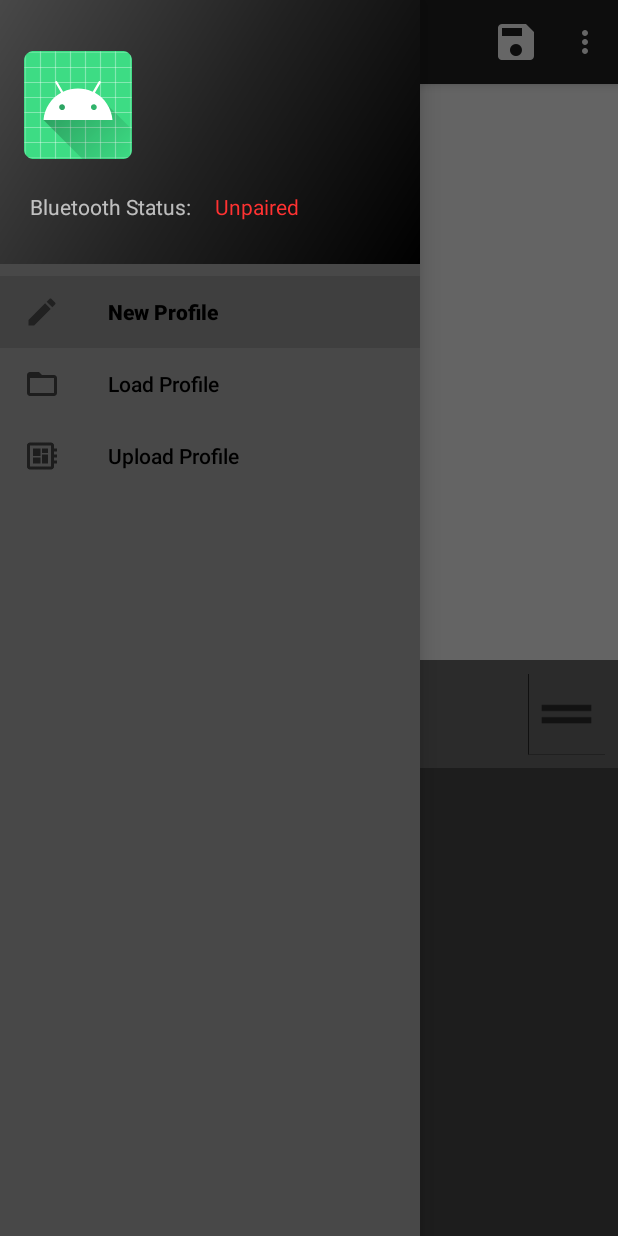
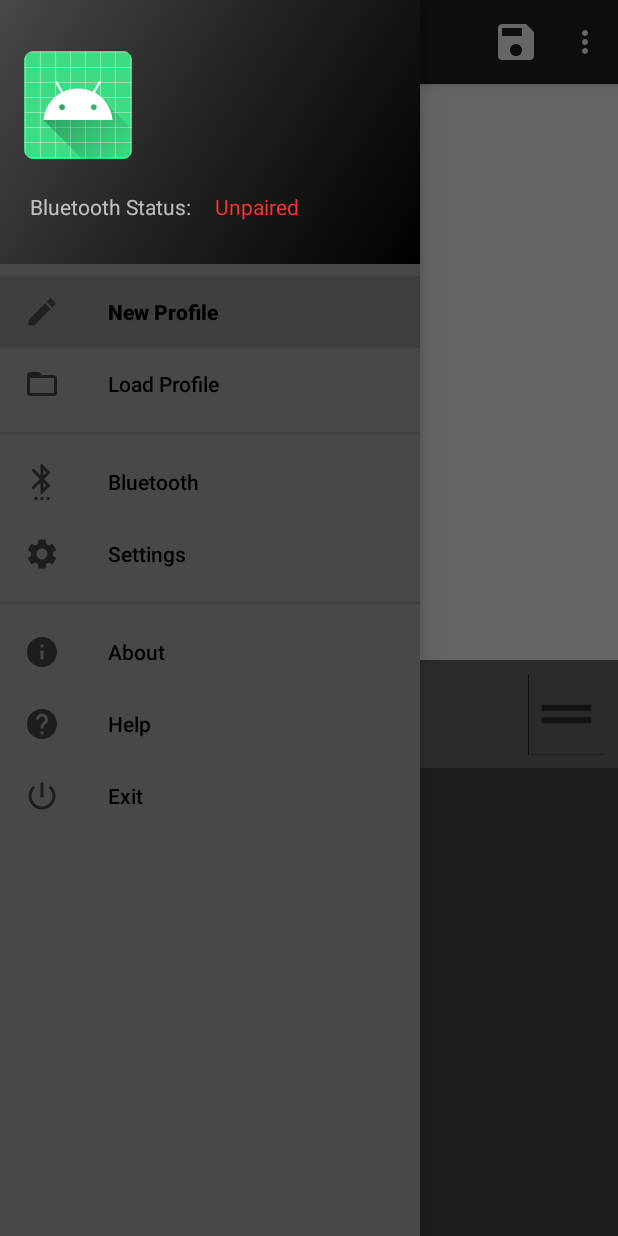
Before and after one commit to kkevn/LEDsign, an Android app: the screen it shows after launch (MainActivity), with the side drawer open, on a phone screen of 412 x 824 dp. Run offline under Robolectric (Android 15) with nearby library versions, the light colour scheme and no system bars; our stand-ins replace navigation-ui; libraries missing offline, so code that uses them is left out: processing.android, processing.core; 3 statements that could not run were skipped.

Commit message:
changed drawer layout items

```diff
--- a/app/src/main/java/com/kkevn/ledsign/MainActivity.java
+++ b/app/src/main/java/com/kkevn/ledsign/MainActivity.java
@@ -134,6 +134,9 @@ public class MainActivity extends AppCompatActivity {
 
     @Override
     public boolean onPrepareOptionsMenu(Menu menu) {
+
+        // customize menu so that it can be icon or in menu, tap on title to edit prof
+
         toolbar_menu.findItem(R.id.menu_upload).setEnabled(false);
         return super.onPrepareOptionsMenu(menu);
     }
--- /dev/null
+++ b/app/src/main/res/drawable/baseline_help_24.xml
@@ -0,0 +1,10 @@
+<vector xmlns:android="http://schemas.android.com/apk/res/android"
+    android:width="24dp"
+    android:height="24dp"
+    android:viewportWidth="24"
+    android:viewportHeight="24"
+    android:tint="?attr/colorControlNormal">
+  <path
+      android:fillColor="@android:color/white"
+      android:pathData="M12,2C6.48,2 2,6.48 2,12s4.48,10 10,10 10,-4.48 10,-10S17.52,2 12,2zM13,19h-2v-2h2v2zM15.07,11.25l-0.9,0.92C13.45,12.9 13,13.5 13,15h-2v-0.5c0,-1.1 0.45,-2.1 1.17,-2.83l1.24,-1.26c0.37,-0.36 0.59,-0.86 0.59,-1.41 0,-1.1 -0.9,-2 -2,-2s-2,0.9 -2,2L8,9c0,-2.21 1.79,-4 4,-4s4,1.79 4,4c0,0.88 -0.36,1.68 -0.93,2.25z"/>
+</vector>
--- /dev/null
+++ b/app/src/main/res/drawable/baseline_info_24.xml
@@ -0,0 +1,10 @@
+<vector xmlns:android="http://schemas.android.com/apk/res/android"
+    android:width="24dp"
+    android:height="24dp"
+    android:viewportWidth="24"
+    android:viewportHeight="24"
+    android:tint="?attr/colorControlNormal">
+  <path
+      android:fillColor="@android:color/white"
+      android:pathData="M12,2C6.48,2 2,6.48 2,12s4.48,10 10,10 10,-4.48 10,-10S17.52,2 12,2zM13,17h-2v-6h2v6zM13,9h-2L11,7h2v2z"/>
+</vector>
--- /dev/null
+++ b/app/src/main/res/drawable/baseline_power_settings_new_24.xml
@@ -0,0 +1,10 @@
+<vector xmlns:android="http://schemas.android.com/apk/res/android"
+    android:width="24dp"
+    android:height="24dp"
+    android:viewportWidth="24"
+    android:viewportHeight="24"
+    android:tint="?attr/colorControlNormal">
+  <path
+      android:fillColor="@android:color/white"
+      android:pathData="M13,3h-2v10h2L13,3zM17.83,5.17l-1.42,1.42C17.99,7.86 19,9.81 19,12c0,3.87 -3.13,7 -7,7s-7,-3.13 -7,-7c0,-2.19 1.01,-4.14 2.58,-5.42L6.17,5.17C4.23,6.82 3,9.26 3,12c0,4.97 4.03,9 9,9s9,-4.03 9,-9c0,-2.74 -1.23,-5.18 -3.17,-6.83z"/>
+</vector>
--- /dev/null
+++ b/app/src/main/res/drawable/baseline_settings_24.xml
@@ -0,0 +1,10 @@
+<vector xmlns:android="http://schemas.android.com/apk/res/android"
+    android:width="24dp"
+    android:height="24dp"
+    android:viewportWidth="24"
+    android:viewportHeight="24"
+    android:tint="?attr/colorControlNormal">
+  <path
+      android:fillColor="@android:color/white"
+      android:pathData="M19.14,12.94c0.04,-0.3 0.06,-0.61 0.06,-0.94c0,-0.32 -0.02,-0.64 -0.07,-0.94l2.03,-1.58c0.18,-0.14 0.23,-0.41 0.12,-0.61l-1.92,-3.32c-0.12,-0.22 -0.37,-0.29 -0.59,-0.22l-2.39,0.96c-0.5,-0.38 -1.03,-0.7 -1.62,-0.94L14.4,2.81c-0.04,-0.24 -0.24,-0.41 -0.48,-0.41h-3.84c-0.24,0 -0.43,0.17 -0.47,0.41L9.25,5.35C8.66,5.59 8.12,5.92 7.63,6.29L5.24,5.33c-0.22,-0.08 -0.47,0 -0.59,0.22L2.74,8.87C2.62,9.08 2.66,9.34 2.86,9.48l2.03,1.58C4.84,11.36 4.8,11.69 4.8,12s0.02,0.64 0.07,0.94l-2.03,1.58c-0.18,0.14 -0.23,0.41 -0.12,0.61l1.92,3.32c0.12,0.22 0.37,0.29 0.59,0.22l2.39,-0.96c0.5,0.38 1.03,0.7 1.62,0.94l0.36,2.54c0.05,0.24 0.24,0.41 0.48,0.41h3.84c0.24,0 0.44,-0.17 0.47,-0.41l0.36,-2.54c0.59,-0.24 1.13,-0.56 1.62,-0.94l2.39,0.96c0.22,0.08 0.47,0 0.59,-0.22l1.92,-3.32c0.12,-0.22 0.07,-0.47 -0.12,-0.61L19.14,12.94zM12,15.6c-1.98,0 -3.6,-1.62 -3.6,-3.6s1.62,-3.6 3.6,-3.6s3.6,1.62 3.6,3.6S13.98,15.6 12,15.6z"/>
+</vector>
--- /dev/null
+++ b/app/src/main/res/drawable/baseline_settings_bluetooth_24.xml
@@ -0,0 +1,10 @@
+<vector xmlns:android="http://schemas.android.com/apk/res/android"
+    android:width="24dp"
+    android:height="24dp"
+    android:viewportWidth="24"
+    android:viewportHeight="24"
+    android:tint="?attr/colorControlNormal">
+  <path
+      android:fillColor="@android:color/white"
+      android:pathData="M11,24h2v-2h-2v2zM7,24h2v-2L7,22v2zM15,24h2v-2h-2v2zM17.71,5.71L12,0h-1v7.59L6.41,3 5,4.41 10.59,10 5,15.59 6.41,17 11,12.41L11,20h1l5.71,-5.71 -4.3,-4.29 4.3,-4.29zM13,3.83l1.88,1.88L13,7.59L13,3.83zM14.88,14.29L13,16.17v-3.76l1.88,1.88z"/>
+</vector>
--- a/app/src/main/res/menu/activity_main_drawer.xml
+++ b/app/src/main/res/menu/activity_main_drawer.xml
@@ -15,9 +15,38 @@
             android:id="@+id/nav_load_profile"
             android:icon="@drawable/baseline_folder_open_24"
             android:title="@string/menu_load_profile" />
+    </group>
+
+    <!-- SET A UNIQUE ID TO THE BELOW GROUP -->
+    <group android:id="@+id/group_settings">
+
         <item
-            android:id="@+id/nav_upload_profile"
-            android:icon="@drawable/baseline_developer_board_white_48dp"
-            android:title="@string/menu_upload_profile" />
+            android:id="@+id/nav_bluetooth"
+            android:icon="@drawable/baseline_settings_bluetooth_24"
+            android:title="Bluetooth" />
+
+        <item
+            android:id="@+id/nav_settings"
+            android:icon="@drawable/baseline_settings_24"
+            android:title="Settings" />
+    </group>
+
+    <!-- SET A UNIQUE ID TO THE BELOW GROUP -->
+    <group android:id="@+id/group_other">
+
+        <item
+            android:id="@+id/nav_about"
+            android:icon="@drawable/baseline_info_24"
+            android:title="About" />
+
+        <item
+            android:id="@+id/nav_help"
+            android:icon="@drawable/baseline_help_24"
+            android:title="Help" />
+
+        <item
+            android:id="@+id/nav_exit"
+            android:icon="@drawable/baseline_power_settings_new_24"
+            android:title="Exit" />
     </group>
 </menu>
```
